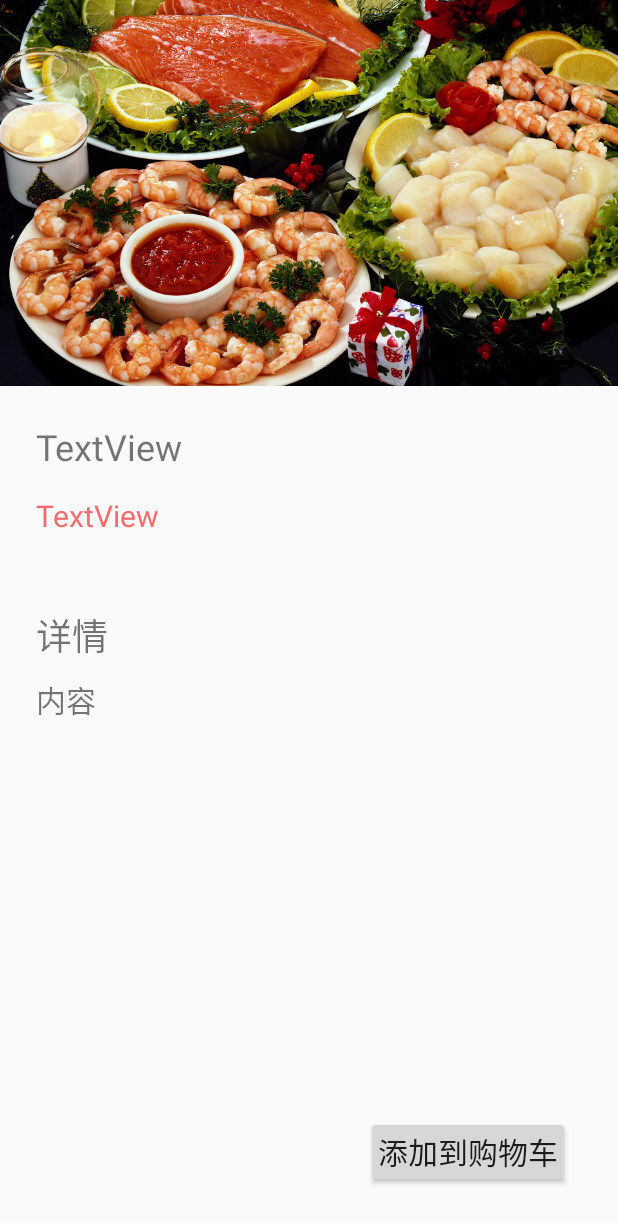
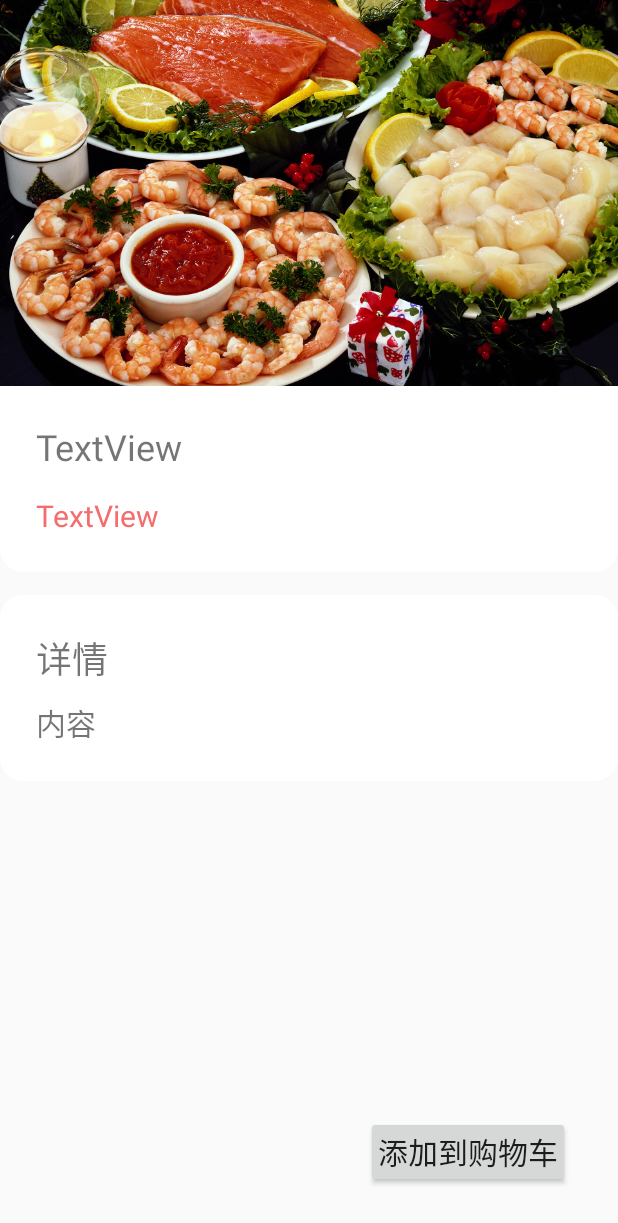
Before and after one commit to onlyLoveSnow/snack-app, an Android app: the DetailActivity screen opened directly, with no data from a screen before it, on a phone screen of 412 x 824 dp. Shown: the top 1223 px of the screen. Run offline under Robolectric (Android 15) with nearby library versions, the phone set to English and light mode, and no system bars; our stand-ins replace ButterKnife.

Commit message:
添加小听详情页面

```diff
--- a/app/src/main/java/com/shuyue/snack/activity/DetailActivity.java
+++ b/app/src/main/java/com/shuyue/snack/activity/DetailActivity.java
@@ -3,11 +3,16 @@ package com.shuyue.snack.activity;
 import androidx.appcompat.app.AppCompatActivity;
 
 import android.annotation.SuppressLint;
+import android.app.Activity;
 import android.content.Context;
 import android.content.Intent;
+import android.graphics.Color;
+import android.os.Build;
 import android.os.Bundle;
 import android.util.Log;
 import android.view.View;
+import android.view.Window;
+import android.view.WindowManager;
 import android.widget.Button;
 import android.widget.ImageView;
 import android.widget.TextView;
@@ -49,6 +54,8 @@ public class DetailActivity extends AppCompatActivity {
         super.onCreate(savedInstanceState);
         setContentView(R.layout.activity_detail);
 
+        fullScreen(this);
+
         ButterKnife.bind(this);
 
         Snack snack = (Snack) getIntent().getSerializableExtra("snack");
@@ -74,4 +81,24 @@ public class DetailActivity extends AppCompatActivity {
             });
         }
     }
+
+    /**
+     * 通过设置全屏，设置状态栏透明
+     */
+    private void fullScreen(Activity activity) {
+        Window window = activity.getWindow();
+        if (Build.VERSION.SDK_INT >= Build.VERSION_CODES.LOLLIPOP) {
+            View decorView = ((Window) window).getDecorView();
+            int option = View.SYSTEM_UI_FLAG_LAYOUT_FULLSCREEN
+                    | View.SYSTEM_UI_FLAG_LAYOUT_STABLE;
+            decorView.setSystemUiVisibility(option);
+            window.addFlags(WindowManager.LayoutParams.FLAG_DRAWS_SYSTEM_BAR_BACKGROUNDS);
+            window.setStatusBarColor(Color.TRANSPARENT);
+        } else {
+            WindowManager.LayoutParams attributes = window.getAttributes();
+            int flagTranslucentStatus = WindowManager.LayoutParams.FLAG_TRANSLUCENT_STATUS;
+            attributes.flags |= flagTranslucentStatus;
+            window.setAttributes(attributes);
+        }
+    }
 }
--- /dev/null
+++ b/app/src/main/res/drawable/detail_content.xml
@@ -0,0 +1,7 @@
+<?xml version="1.0" encoding="utf-8"?>
+<shape xmlns:android="http://schemas.android.com/apk/res/android">
+
+    <solid android:color="@color/colorBgWhite"/>
+
+    <corners android:radius="15dp"/>
+</shape>
--- /dev/null
+++ b/app/src/main/res/drawable/detail_info.xml
@@ -0,0 +1,9 @@
+<?xml version="1.0" encoding="utf-8"?>
+<shape xmlns:android="http://schemas.android.com/apk/res/android">
+
+    <solid android:color="@color/colorBgWhite" />
+
+    <corners
+        android:bottomLeftRadius="15dp"
+        android:bottomRightRadius="15dp" />
+</shape>
--- a/app/src/main/res/layout/activity_detail.xml
+++ b/app/src/main/res/layout/activity_detail.xml
@@ -4,17 +4,8 @@
     xmlns:tools="http://schemas.android.com/tools"
     android:layout_width="match_parent"
     android:layout_height="match_parent"
+    android:fitsSystemWindows="false"
     tools:context=".activity.DetailActivity">
-
-    <ImageView
-        android:id="@+id/detailImage"
-        android:layout_width="0dp"
-        android:layout_height="wrap_content"
-        android:adjustViewBounds="true"
-        app:layout_constraintEnd_toEndOf="parent"
-        app:layout_constraintStart_toStartOf="parent"
-        app:layout_constraintTop_toTopOf="parent"
-        app:srcCompat="@mipmap/food" />
 
     <ScrollView
         android:layout_width="0dp"
@@ -22,16 +13,27 @@
         app:layout_constraintBottom_toBottomOf="parent"
         app:layout_constraintEnd_toEndOf="parent"
         app:layout_constraintStart_toStartOf="parent"
-        app:layout_constraintTop_toBottomOf="@+id/detailImage">
+        app:layout_constraintTop_toTopOf="parent">
 
         <LinearLayout
             android:layout_width="match_parent"
-            android:layout_height="wrap_content"
+            android:layout_height="match_parent"
             android:orientation="vertical">
+
+            <ImageView
+                android:id="@+id/detailImage"
+                android:layout_width="match_parent"
+                android:layout_height="wrap_content"
+                android:adjustViewBounds="true"
+                app:layout_constraintEnd_toEndOf="parent"
+                app:layout_constraintStart_toStartOf="parent"
+                app:srcCompat="@mipmap/food" />
 
             <androidx.constraintlayout.widget.ConstraintLayout
                 android:layout_width="match_parent"
-                android:layout_height="match_parent">
+                android:layout_height="match_parent"
+                android:layout_marginBottom="15sp"
+                android:background="@drawable/detail_info">
 
                 <TextView
                     android:id="@+id/detailName"
@@ -52,8 +54,8 @@
                     android:layout_marginTop="16dp"
                     android:layout_marginBottom="24dp"
                     android:text="TextView"
+                    android:textColor="#F56C6C"
                     android:textSize="20sp"
-                    android:textColor="#F56C6C"
                     app:layout_constraintBottom_toBottomOf="parent"
                     app:layout_constraintStart_toStartOf="parent"
                     app:layout_constraintTop_toBottomOf="@+id/detailName" />
@@ -62,15 +64,17 @@
             <LinearLayout
                 android:layout_width="match_parent"
                 android:layout_height="wrap_content"
+                android:layout_marginBottom="15dp"
+                android:background="@drawable/detail_content"
                 android:orientation="vertical"
                 android:padding="24sp">
 
                 <TextView
                     android:layout_width="wrap_content"
                     android:layout_height="wrap_content"
+                    android:layout_marginBottom="10sp"
                     android:gravity="center_vertical"
                     android:text="详情"
-                    android:layout_marginBottom="10sp"
                     android:textSize="24sp" />
 
                 <TextView
--- a/app/src/main/res/layout/detail_fragment.xml
+++ /dev/null
@@ -1,15 +0,0 @@
-<?xml version="1.0" encoding="utf-8"?>
-<FrameLayout xmlns:android="http://schemas.android.com/apk/res/android"
-    xmlns:tools="http://schemas.android.com/tools"
-    android:layout_width="match_parent"
-    android:layout_height="match_parent"
-    tools:context=".ui.detail.DetailFragment">
-
-
-    <Button
-        android:id="@+id/button"
-        android:layout_width="wrap_content"
-        android:layout_height="wrap_content"
-        android:text="Button" />
-
-</FrameLayout>
```
